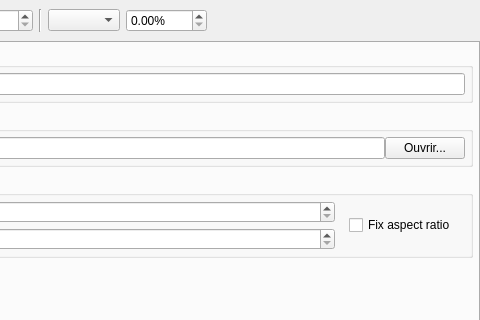
Above: libs/gui/editors/cartographyeditor.ui from french-paragon/Sabrina before the change; both pictures show x 273 to 753 and y 0 to 320 of the 753 by 573 pixel window. Below: the same form after it.
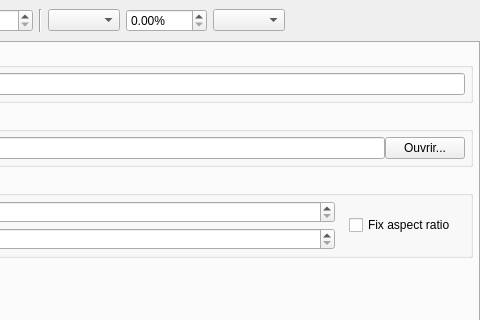
That is the form after the change. Icons and pictures are not drawn.

Commit message: Add a way to select the anchor of the legend for points on the map.

Diff of the .ui file:
```diff
--- a/libs/gui/editors/cartographyeditor.ui
+++ b/libs/gui/editors/cartographyeditor.ui
@@ -170,6 +170,9 @@
         </property>
        </widget>
       </item>
+      <item>
+       <widget class="QComboBox" name="legendPosComboBox"/>
+      </item>
       <item>
        <spacer name="horizontalSpacer">
         <property name="orientation">
```
Left out of the diff: 1 changed line with no effect on the pictures. The commit also changes 14 other files.
